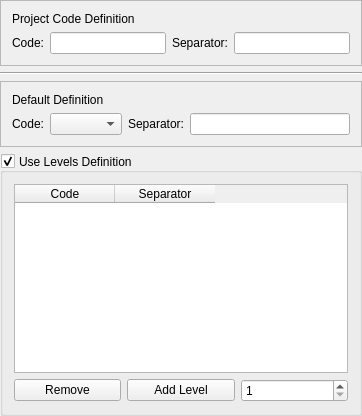
KDE/calligra, file plan/libs/ui/kptwbsdefinitionpanelbase.ui: the form before one commit.
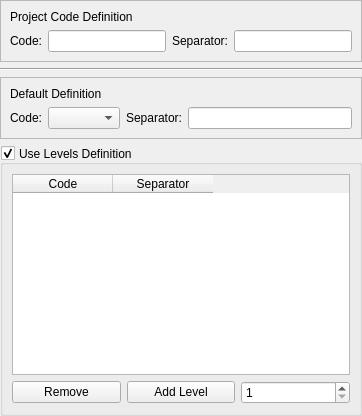
The form after the commit.

Commit message: Remove any hardcoding of spaces to 6 and margins to 9/11 in Plan's UI

The edit to the form file:
```diff
--- a/plan/libs/ui/kptwbsdefinitionpanelbase.ui
+++ b/plan/libs/ui/kptwbsdefinitionpanelbase.ui
@@ -203,7 +203,6 @@
    </item>
   </layout>
  </widget>
- <layoutdefault spacing="6" margin="11"/>
  <resources/>
  <connections/>
 </ui>
```
The commit also changes 17 other files.
